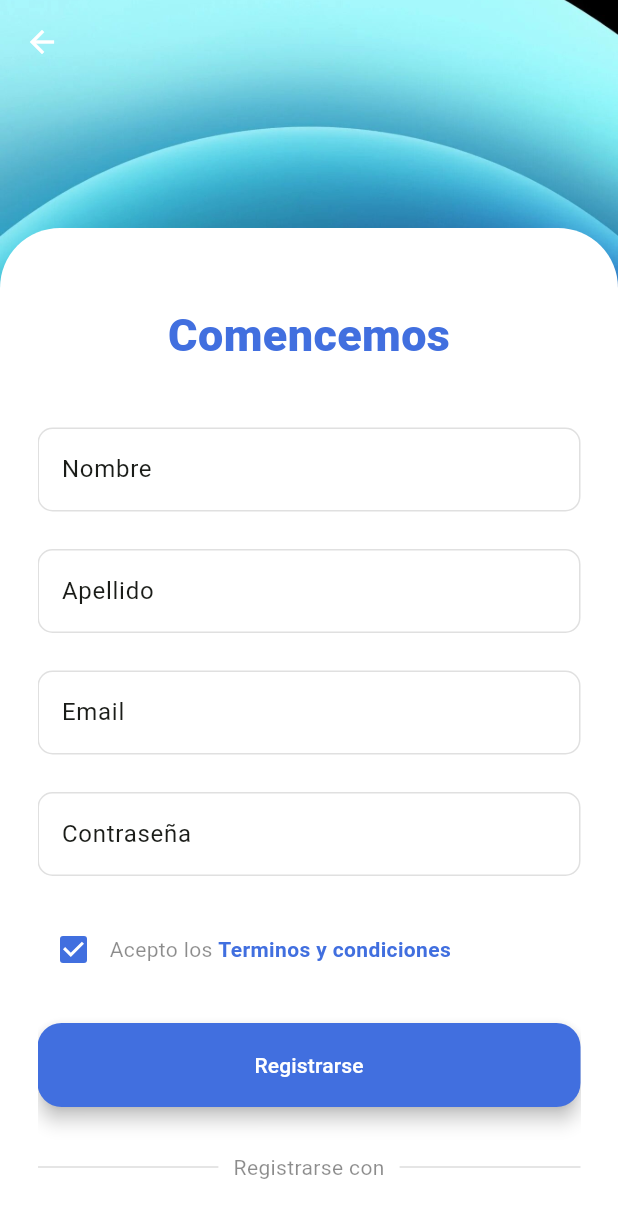
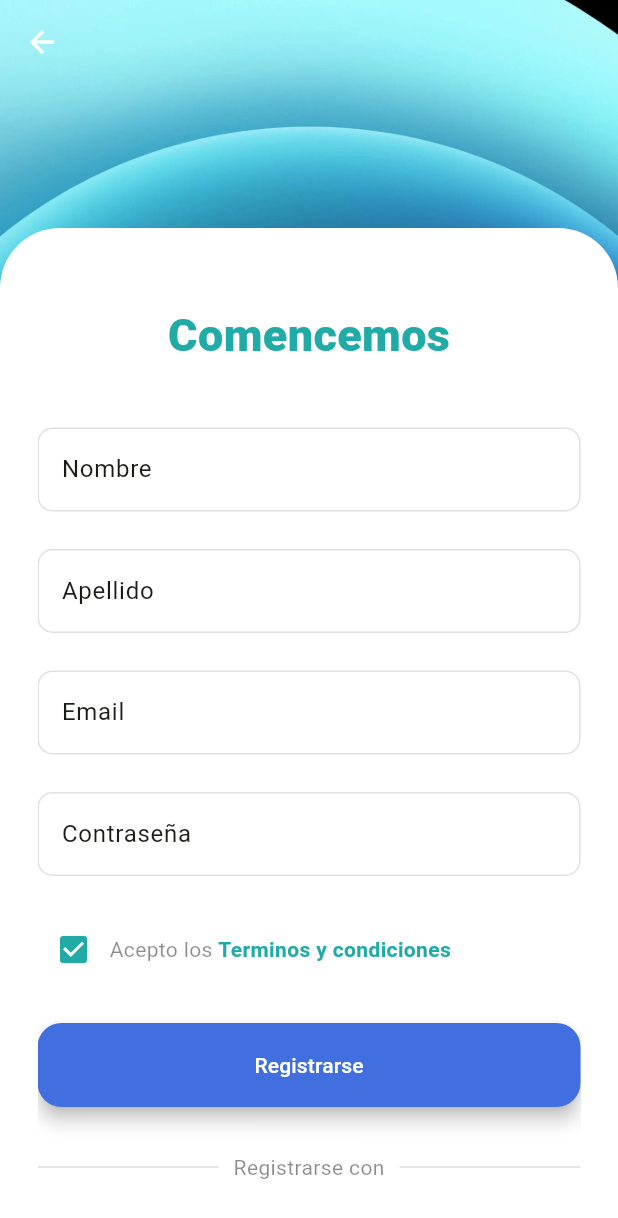
Before and after one commit to LuisRomero0502/AppDeAutenticacion, a Flutter app: the SignInScreen screen opened directly, after a tap on "Iniciar sesión", after a tap on "Registrarse", on a phone screen of 412 x 824 dp. Shown: the top 1218 px of the screen. Run offline on Flutter 3.47's test engine with Material 3 defaults, Android fonts, the phone set to English and light mode, and no system bars; our stand-ins replace icons_plus.

Commit message:
Modificación de diseño
Cambio de color

```diff
--- a/app_de_autenticacion/lib/screens/signin_screen.dart
+++ b/app_de_autenticacion/lib/screens/signin_screen.dart
@@ -48,7 +48,7 @@ class _SignInScreenState extends State<SignInScreen> {
                         style: TextStyle(
                           fontSize: 30.0,
                           fontWeight: FontWeight.w900,
-                          color: lightColorScheme.primary,
+                          color: Color.fromARGB(255, 33, 171, 167),
                         ),
                       ),
                       const SizedBox(
@@ -128,7 +128,7 @@ class _SignInScreenState extends State<SignInScreen> {
                                     rememberPassword = value!;
                                   });
                                 },
-                                activeColor: lightColorScheme.primary,
+                                activeColor: Color.fromARGB(255, 33, 171, 167),
                               ),
                               const Text(
                                 'Recordarme',
@@ -143,7 +143,7 @@ class _SignInScreenState extends State<SignInScreen> {
                               'Olvido su contraseña?',
                               style: TextStyle(
                                 fontWeight: FontWeight.bold,
-                                color: lightColorScheme.primary,
+                                color: Color.fromARGB(255, 33, 171, 167),
                               ),
                             ),
                           ),
@@ -244,7 +244,7 @@ class _SignInScreenState extends State<SignInScreen> {
                               'Registrarse',
                               style: TextStyle(
                                 fontWeight: FontWeight.bold,
-                                color: lightColorScheme.primary,
+                                color: Color.fromARGB(255, 33, 171, 167),
                               ),
                             ),
                           ),
--- a/app_de_autenticacion/lib/screens/signup_screen.dart
+++ b/app_de_autenticacion/lib/screens/signup_screen.dart
@@ -49,7 +49,7 @@ class _SignUpScreenState extends State<SignUpScreen> {
                         style: TextStyle(
                           fontSize: 30.0,
                           fontWeight: FontWeight.w900,
-                          color: lightColorScheme.primary,
+                          color: Color.fromARGB(255, 33, 171, 167),
                         ),
                       ),
                       const SizedBox(
@@ -191,7 +191,7 @@ class _SignUpScreenState extends State<SignUpScreen> {
                                 agreePersonalData = value!;
                               });
                             },
-                            activeColor: lightColorScheme.primary,
+                            activeColor: Color.fromARGB(255, 33, 171, 167),
                           ),
                           const Text(
                             'Acepto los ',
@@ -203,7 +203,7 @@ class _SignUpScreenState extends State<SignUpScreen> {
                           'Terminos y condiciones',
                             style: TextStyle(
                               fontWeight: FontWeight.bold,
-                              color: lightColorScheme.primary,
+                              color: Color.fromARGB(255, 33, 171, 167),
                             ),
                           ),
                         ],
@@ -306,7 +306,7 @@ class _SignUpScreenState extends State<SignUpScreen> {
                               'Iniciar sesión',
                               style: TextStyle(
                                 fontWeight: FontWeight.bold,
-                                color: lightColorScheme.primary,
+                                color: Color.fromARGB(255, 33, 171, 167),
                               ),
                             ),
                           ),
--- a/app_de_autenticacion/lib/screens/welcome_screen.dart
+++ b/app_de_autenticacion/lib/screens/welcome_screen.dart
@@ -64,7 +64,7 @@ class WelcomeScreen extends StatelessWidget {
                       onTap: SignUpScreen(),
                       //Sign up, accion
                       color: Colors.white,
-                      textColor: lightColorScheme.primary,
+                      textColor:  lightColorScheme.primary,
                     ),
                   ),
                 ],
```
